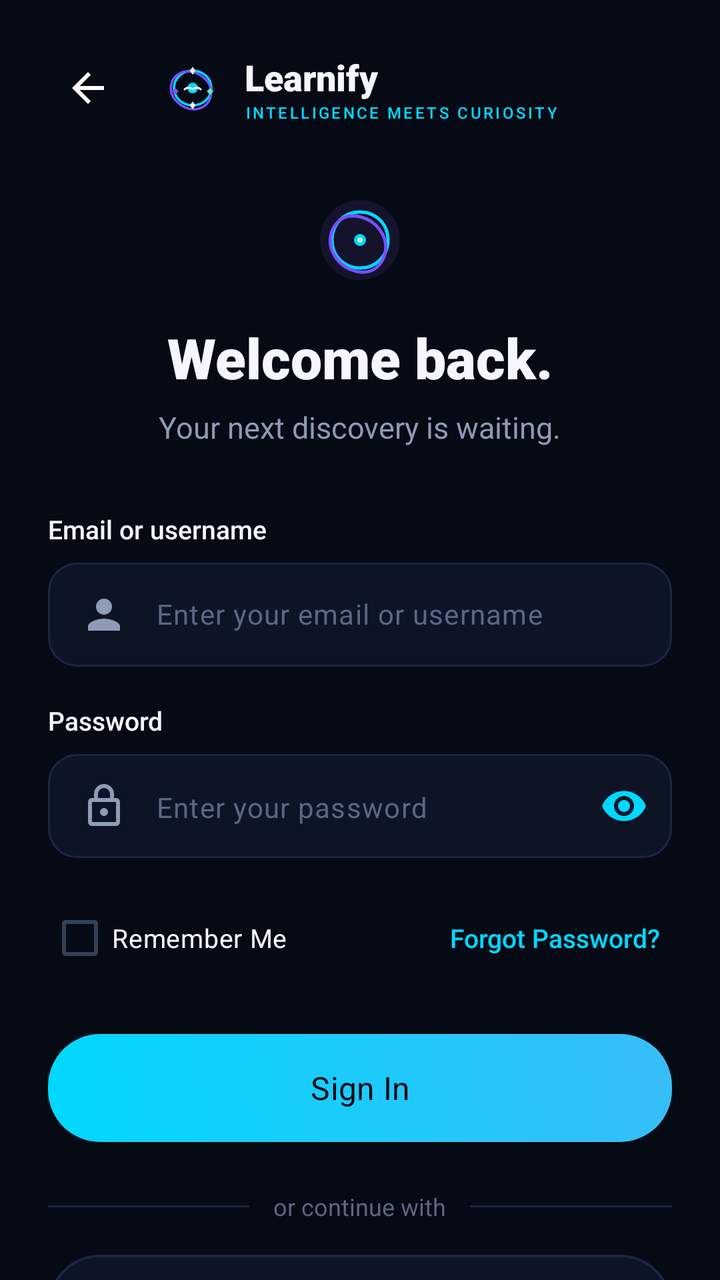
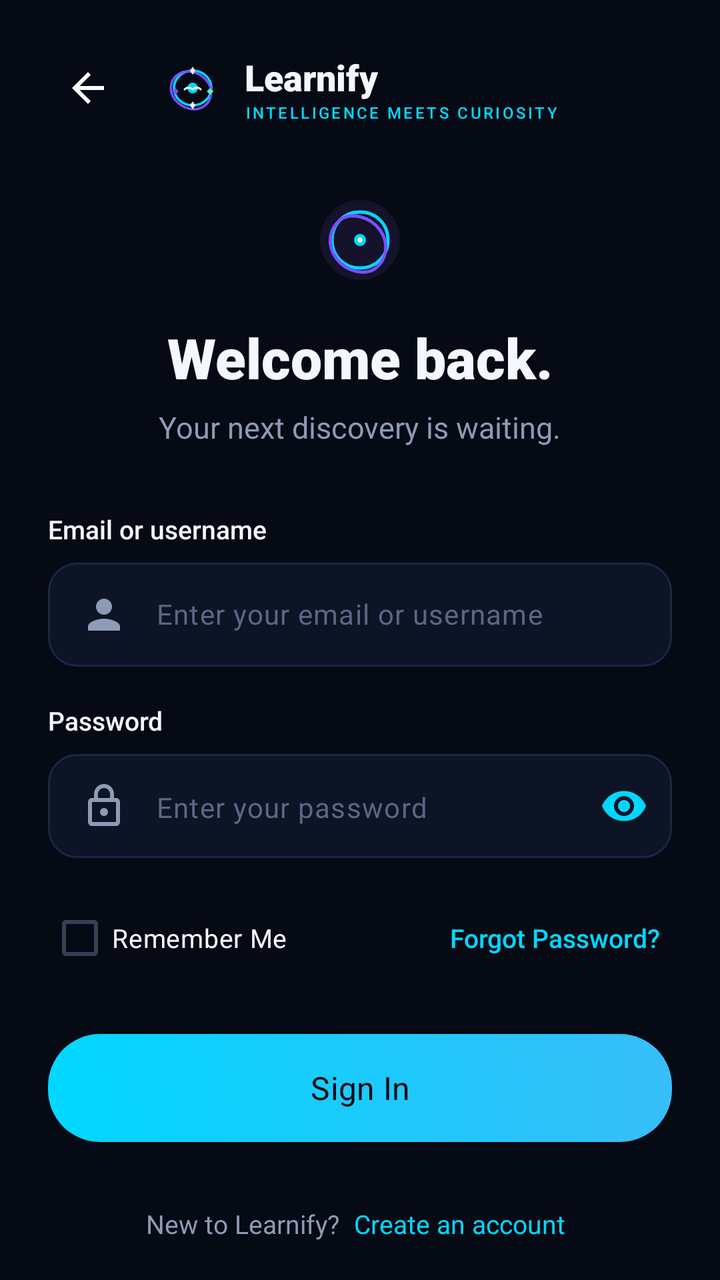

Two renders of the same Android screen: before a commit and after it. Below are the layout's source before the change and the commit's diff.
<!-- AndroidManifest.xml: application theme Theme.TestApp -->
<!-- res/layout/activity_student_login.xml -->
<?xml version="1.0" encoding="utf-8"?>
<androidx.core.widget.NestedScrollView xmlns:android="http://schemas.android.com/apk/res/android"
    xmlns:app="http://schemas.android.com/apk/res-auto"
    xmlns:tools="http://schemas.android.com/tools"
    android:id="@+id/loginScrollView"
    android:layout_width="match_parent"
    android:layout_height="match_parent"
    android:background="@color/learnify_void_navy"
    android:fillViewport="true"
    android:scrollbars="none"
    tools:context=".StudentLoginActivity"
    tools:theme="@style/Theme.TestApp">

    <LinearLayout
        android:layout_width="match_parent"
        android:layout_height="wrap_content"
        android:gravity="center_horizontal"
        android:orientation="vertical">

        
        <LinearLayout
            android:layout_width="match_parent"
            android:layout_height="wrap_content"
            android:maxWidth="520dp"
            android:orientation="vertical"
            android:paddingHorizontal="24dp"
            android:paddingTop="24dp"
            android:paddingBottom="40dp">

            
            
            
            <RelativeLayout
                android:id="@+id/loginHeaderContainer"
                android:layout_width="match_parent"
                android:layout_height="wrap_content">

                
                <ImageView
                    android:id="@+id/btnBack"
                    android:layout_width="40dp"
                    android:layout_height="40dp"
                    android:layout_alignParentStart="true"
                    android:layout_centerVertical="true"
                    android:background="?attr/selectableItemBackgroundBorderless"
                    android:clickable="true"
                    android:contentDescription="Back"
                    android:focusable="true"
                    android:padding="8dp"
                    android:src="@drawable/ic_back_white" />

                
                <LinearLayout
                    android:layout_width="wrap_content"
                    android:layout_height="wrap_content"
                    android:layout_centerInParent="true"
                    android:gravity="center"
                    android:orientation="horizontal">

                    <ImageView
                        android:layout_width="32dp"
                        android:layout_height="32dp"
                        android:contentDescription="Learnify Logo"
                        android:src="@drawable/ic_learnify_brand_logo" />

                    <LinearLayout
                        android:layout_width="wrap_content"
                        android:layout_height="wrap_content"
                        android:layout_marginStart="10dp"
                        android:orientation="vertical">

                        <TextView
                            android:layout_width="wrap_content"
                            android:layout_height="wrap_content"
                            android:fontFamily="sans-serif-black"
                            android:text="Learnify"
                            android:textColor="@color/learnify_ice_white"
                            android:textSize="18sp" />

                        <TextView
                            android:layout_width="wrap_content"
                            android:layout_height="wrap_content"
                            android:fontFamily="sans-serif-medium"
                            android:letterSpacing="0.14"
                            android:text="INTELLIGENCE MEETS CURIOSITY"
                            android:textColor="@color/learnify_neon_cyan"
                            android:textSize="8sp" />
                    </LinearLayout>
                </LinearLayout>
            </RelativeLayout>

            
            
            
            <LinearLayout
                android:id="@+id/loginHeroContainer"
                android:layout_width="match_parent"
                android:layout_height="wrap_content"
                android:layout_marginTop="32dp"
                android:gravity="center_horizontal"
                android:orientation="vertical">

                
                <ImageView
                    android:id="@+id/ivHeroAccent"
                    android:layout_width="48dp"
                    android:layout_height="48dp"
                    android:contentDescription="Orbital Accent"
                    android:src="@drawable/ic_login_hero_orbital" />

                <TextView
                    android:id="@+id/tvHeroTitle"
                    android:layout_width="wrap_content"
                    android:layout_height="wrap_content"
                    android:layout_marginTop="16dp"
                    android:fontFamily="sans-serif-black"
                    android:text="Welcome back."
                    android:textColor="@color/learnify_ice_white"
                    android:textSize="28sp" />

                <TextView
                    android:id="@+id/tvHeroSubtitle"
                    android:layout_width="wrap_content"
                    android:layout_height="wrap_content"
                    android:layout_marginTop="6dp"
                    android:fontFamily="sans-serif"
                    android:text="Your next discovery is waiting."
                    android:textColor="@color/learnify_text_secondary"
                    android:textSize="15sp" />
            </LinearLayout>

            
            
            
            <LinearLayout
                android:layout_width="match_parent"
                android:layout_height="wrap_content"
                android:layout_marginTop="32dp"
                android:orientation="vertical">

                <TextView
                    android:layout_width="wrap_content"
                    android:layout_height="wrap_content"
                    android:fontFamily="sans-serif-medium"
                    android:text="Email or username"
                    android:textColor="@color/learnify_ice_white"
                    android:textSize="13sp" />

                <com.google.android.material.textfield.TextInputLayout
                    android:id="@+id/tilStudentUser"
                    android:layout_width="match_parent"
                    android:layout_height="wrap_content"
                    android:layout_marginTop="8dp"
                    app:boxBackgroundMode="none"
                    app:hintEnabled="false">

                    <EditText
                        android:id="@+id/etStudentUser"
                        android:layout_width="match_parent"
                        android:layout_height="52dp"
                        android:background="@drawable/bg_input_field_dark"
                        android:drawableStart="@drawable/ic_user_person"
                        android:drawablePadding="14dp"
                        android:drawableTint="@color/learnify_text_secondary"
                        android:fontFamily="sans-serif"
                        android:hint="Enter your email or username"
                        android:inputType="textEmailAddress|textPersonName"
                        android:paddingHorizontal="16dp"
                        android:textColor="@color/learnify_ice_white"
                        android:textColorHint="@color/learnify_text_muted"
                        android:textSize="14sp" />
                </com.google.android.material.textfield.TextInputLayout>
            </LinearLayout>

            
            
            
            <LinearLayout
                android:layout_width="match_parent"
                android:layout_height="wrap_content"
                android:layout_marginTop="18dp"
                android:orientation="vertical">

                <TextView
                    android:layout_width="wrap_content"
                    android:layout_height="wrap_content"
                    android:fontFamily="sans-serif-medium"
                    android:text="Password"
                    android:textColor="@color/learnify_ice_white"
                    android:textSize="13sp" />

                <com.google.android.material.textfield.TextInputLayout
                    android:id="@+id/tilStudentPassword"
                    android:layout_width="match_parent"
                    android:layout_height="wrap_content"
                    android:layout_marginTop="8dp"
                    app:boxBackgroundMode="none"
                    app:endIconMode="password_toggle"
                    app:endIconTint="@color/learnify_neon_cyan"
                    app:hintEnabled="false">

                    <com.google.android.material.textfield.TextInputEditText
                        android:id="@+id/etStudentPassword"
                        android:layout_width="match_parent"
                        android:layout_height="52dp"
                        android:background="@drawable/bg_input_field_dark"
                        android:drawableStart="@drawable/ic_lock"
                        android:drawablePadding="14dp"
                        android:drawableTint="@color/learnify_text_secondary"
                        android:fontFamily="sans-serif"
                        android:hint="Enter your password"
                        android:inputType="textPassword"
                        android:paddingHorizontal="16dp"
                        android:textColor="@color/learnify_ice_white"
                        android:textColorHint="@color/learnify_text_muted"
                        android:textSize="14sp" />
                </com.google.android.material.textfield.TextInputLayout>
            </LinearLayout>

            
            
            
            <RelativeLayout
                android:layout_width="match_parent"
                android:layout_height="wrap_content"
                android:layout_marginTop="16dp">

                <CheckBox
                    android:id="@+id/cbRememberMe"
                    android:layout_width="wrap_content"
                    android:layout_height="wrap_content"
                    android:layout_alignParentStart="true"
                    android:layout_centerVertical="true"
                    android:buttonTint="@color/learnify_neon_cyan"
                    android:fontFamily="sans-serif"
                    android:text="Remember Me"
                    android:textColor="@color/learnify_ice_white"
                    android:textSize="13sp" />

                <TextView
                    android:id="@+id/tvForgotPassword"
                    android:layout_width="wrap_content"
                    android:layout_height="wrap_content"
                    android:layout_alignParentEnd="true"
                    android:layout_centerVertical="true"
                    android:clickable="true"
                    android:focusable="true"
                    android:fontFamily="sans-serif-medium"
                    android:padding="6dp"
                    android:text="Forgot Password?"
                    android:textColor="@color/learnify_neon_cyan"
                    android:textSize="13sp" />
            </RelativeLayout>

            
            
            
            <FrameLayout
                android:layout_width="match_parent"
                android:layout_height="wrap_content"
                android:layout_marginTop="24dp">

                <com.google.android.material.button.MaterialButton
                    android:id="@+id/btnStudentLogin"
                    android:layout_width="match_parent"
                    android:layout_height="54dp"
                    android:background="@drawable/bg_btn_primary_cyan"
                    android:elevation="6dp"
                    android:fontFamily="sans-serif-bold"
                    android:text="Sign In"
                    android:textAllCaps="false"
                    android:textColor="@color/learnify_void_navy"
                    android:textSize="16sp"
                    app:backgroundTint="@null"
                    app:cornerRadius="27dp" />

                <com.google.android.material.progressindicator.CircularProgressIndicator
                    android:id="@+id/loginProgress"
                    android:layout_width="26dp"
                    android:layout_height="26dp"
                    android:layout_gravity="center"
                    android:indeterminate="true"
                    android:visibility="gone"
                    app:indicatorColor="@color/learnify_void_navy"
                    app:trackThickness="3dp" />
            </FrameLayout>

            
            
            
            <LinearLayout
                android:layout_width="match_parent"
                android:layout_height="wrap_content"
                android:layout_marginTop="24dp"
                android:gravity="center"
                android:orientation="horizontal">

                <View
                    android:layout_width="0dp"
                    android:layout_height="1dp"
                    android:layout_weight="1"
                    android:background="@color/learnify_card_stroke" />

                <TextView
                    android:layout_width="wrap_content"
                    android:layout_height="wrap_content"
                    android:layout_marginHorizontal="12dp"
                    android:fontFamily="sans-serif"
                    android:text="or continue with"
                    android:textColor="@color/learnify_text_muted"
                    android:textSize="12sp" />

                <View
                    android:layout_width="0dp"
                    android:layout_height="1dp"
                    android:layout_weight="1"
                    android:background="@color/learnify_card_stroke" />
            </LinearLayout>

            
            
            
            <LinearLayout
                android:id="@+id/btnGoogleLogin"
                android:layout_width="match_parent"
                android:layout_height="52dp"
                android:layout_marginTop="16dp"
                android:background="@drawable/bg_btn_google_outline"
                android:clickable="true"
                android:focusable="true"
                android:gravity="center"
                android:orientation="horizontal">

                <ImageView
                    android:layout_width="20dp"
                    android:layout_height="20dp"
                    android:contentDescription="Google Logo"
                    android:src="@drawable/ic_google_logo" />

                <TextView
                    android:layout_width="wrap_content"
                    android:layout_height="wrap_content"
                    android:layout_marginStart="12dp"
                    android:fontFamily="sans-serif-medium"
                    android:text="Continue with Google"
                    android:textColor="@color/learnify_ice_white"
                    android:textSize="14sp" />
            </LinearLayout>

            
            <View
                android:id="@+id/btnLinkedinLogin"
                android:layout_width="0dp"
                android:layout_height="0dp"
                android:visibility="gone" />

            
            
            
            <LinearLayout
                android:layout_width="wrap_content"
                android:layout_height="wrap_content"
                android:layout_gravity="center_horizontal"
                android:layout_marginTop="28dp"
                android:orientation="horizontal">

                <TextView
                    android:layout_width="wrap_content"
                    android:layout_height="wrap_content"
                    android:fontFamily="sans-serif"
                    android:text="New to Learnify? "
                    android:textColor="@color/learnify_text_secondary"
                    android:textSize="13sp" />

                <TextView
                    android:id="@+id/tvRegisterRedirect"
                    android:layout_width="wrap_content"
                    android:layout_height="wrap_content"
                    android:clickable="true"
                    android:focusable="true"
                    android:fontFamily="sans-serif-bold"
                    android:padding="4dp"
                    android:text="Create an account"
                    android:textColor="@color/learnify_neon_cyan"
                    android:textSize="13sp" />
            </LinearLayout>

            
            
            
            <TextView
                android:id="@+id/tvLoginFooter"
                android:layout_width="wrap_content"
                android:layout_height="wrap_content"
                android:layout_gravity="center_horizontal"
                android:layout_marginTop="32dp"
                android:fontFamily="sans-serif"
                android:text="Your learning journey, securely connected."
                android:textColor="@color/learnify_text_muted"
                android:textSize="12sp" />

        </LinearLayout>
    </LinearLayout>

</androidx.core.widget.NestedScrollView>
<!-- resources referenced by this layout -->
<resources>
  <color name="learnify_card_stroke">#1A2744</color>
  <color name="learnify_ice_white">#F4F7FF</color>
  <color name="learnify_neon_cyan">#00D8FF</color>
  <color name="learnify_text_muted">#5A6785</color>
  <color name="learnify_text_secondary">#8E9BB5</color>
  <color name="learnify_void_navy">#060A14</color>
  <!-- drawable bg_btn_google_outline (drawable) -->
  <?xml version="1.0" encoding="utf-8"?>
  <ripple xmlns:android="http://schemas.android.com/apk/res/android"
      android:color="#2000D8FF">
      <item>
          <shape android:shape="rectangle">
              <solid android:color="@color/learnify_deep_surface" />
              <stroke
                  android:width="1.2dp"
                  android:color="@color/learnify_card_stroke" />
              <corners android:radius="26dp" />
          </shape>
      </item>
  </ripple>
  <!-- drawable ic_back_white (drawable) -->
  <?xml version="1.0" encoding="utf-8"?>
  <vector xmlns:android="http://schemas.android.com/apk/res/android"
      android:width="24dp"
      android:height="24dp"
      android:viewportWidth="24"
      android:viewportHeight="24">
      <path
          android:fillColor="#FFFFFF"
          android:pathData="M20,11H7.83l5.59,-5.59L12,4l-8,8l8,8l1.41,-1.41L7.83,13H20v-2z" />
  </vector>
  <!-- drawable ic_google_logo (drawable) -->
  <vector xmlns:android="http://schemas.android.com/apk/res/android"
      android:width="24dp"
      android:height="24dp"
      android:viewportWidth="24"
      android:viewportHeight="24">
      <path
          android:fillColor="#4285F4"
          android:pathData="M22.56,12.25c0,-0.78 -0.07,-1.53 -0.2,-2.25H12v4.26h5.92c-0.26,1.37 -1.04,2.53 -2.21,3.31v2.77h3.57c2.08,-1.92 3.28,-4.74 3.28,-8.09z"/>
      <path
          android:fillColor="#34A853"
          android:pathData="M12,23c2.97,0 5.46,-0.98 7.28,-2.66l-3.57,-2.77c-0.99,0.66 -2.25,1.06 -3.71,1.06 -2.86,0 -5.29,-1.93 -6.16,-4.53H2.18v2.84C3.99,20.53 7.7,23 12,23z"/>
      <path
          android:fillColor="#FBBC05"
          android:pathData="M5.84,14.1c-0.22,-0.66 -0.35,-1.36 -0.35,-2.1s0.13,-1.44 0.35,-2.1V7.07H2.18C1.43,8.55 1,10.22 1,12s0.43,3.45 1.18,4.93l3.66,-2.83z"/>
      <path
          android:fillColor="#EA4335"
          android:pathData="M12,5.38c1.62,0 3.06,0.56 4.21,1.64l3.15,-3.15C17.45,2.09 14.97,1 12,1 7.7,1 3.99,3.47 2.18,7.07l3.66,2.83c0.87,-2.6 3.3,-4.52 6.16,-4.52z"/>
  </vector>
  <!-- drawable ic_lock (drawable) -->
  <vector xmlns:android="http://schemas.android.com/apk/res/android"
      android:width="24dp"
      android:height="24dp"
      android:viewportWidth="24"
      android:viewportHeight="24">
    <path
        android:fillColor="#FFFFFF"
        android:pathData="M18,8h-1V6c0,-2.76 -2.24,-5 -5,-5S7,3.24 7,6v2H6c-1.1,0 -2,0.9 -2,2v10c0,1.1 0.9,2 2,2h12c1.1,0 2,-0.9 2,-2V10c0,-1.1 -0.9,-2 -2,-2zM9,6c0,-1.66 1.34,-3 3,-3s3,1.34 3,3v2H9V6zm9,14H6V10h12v10zm-6,-3c1.1,0 2,-0.9 2,-2s-0.9,-2 -2,-2 -2,0.9 -2,2 0.9,2 2,2z"/>
  </vector>
  <!-- drawable ic_user_person (drawable) -->
  <vector xmlns:android="http://schemas.android.com/apk/res/android"
      android:width="24dp"
      android:height="24dp"
      android:viewportWidth="24"
      android:viewportHeight="24">
    <path
        android:fillColor="#FFFFFF"
        android:pathData="M12,12c2.21,0 4,-1.79 4,-4s-1.79,-4 -4,-4 -4,1.79 -4,4 1.79,4 4,4zM12,14c-2.67,0 -8,1.34 -8,4v2h16v-2c0,-2.66 -5.33,-4 -8,-4z"/>
  </vector>
  <style name="Theme.TestApp" parent="Base.Theme.TestApp" />
  <color name="learnify_deep_surface">#0C1426</color>
  <color name="blue_600">#2563EB</color>
  <color name="white">#FFFFFFFF</color>
  <color name="blue_500">#3B82F6</color>
  <color name="slate_700">#334155</color>
  <color name="indigo_50">#E0E7FF</color>
  <color name="slate_50">#F8FAFC</color>
  <color name="slate_900">#0F172A</color>
  <color name="surface_variant_light">#F3F4F6</color>
  <color name="slate_200">#E2E8F0</color>
  <color name="slate_500">#64748B</color>
  <!-- unchanged entries left out for length: 5 -->
</resources>

<!-- the commit's change to res/layout/activity_student_login.xml (unified diff, before → after) -->
@@ -285,67 +285,7 @@
                     app:trackThickness="3dp" />
             </FrameLayout>
 
-            
-            
-            
-            <LinearLayout
-                android:layout_width="match_parent"
-                android:layout_height="wrap_content"
-                android:layout_marginTop="24dp"
-                android:gravity="center"
-                android:orientation="horizontal">
-
-                <View
-                    android:layout_width="0dp"
-                    android:layout_height="1dp"
-                    android:layout_weight="1"
-                    android:background="@color/learnify_card_stroke" />
-
-                <TextView
-                    android:layout_width="wrap_content"
-                    android:layout_height="wrap_content"
-                    android:layout_marginHorizontal="12dp"
-                    android:fontFamily="sans-serif"
-                    android:text="or continue with"
-                    android:textColor="@color/learnify_text_muted"
-                    android:textSize="12sp" />
-
-                <View
-                    android:layout_width="0dp"
-                    android:layout_height="1dp"
-                    android:layout_weight="1"
-                    android:background="@color/learnify_card_stroke" />
-            </LinearLayout>
-
-            
-            
-            
-            <LinearLayout
-                android:id="@+id/btnGoogleLogin"
-                android:layout_width="match_parent"
-                android:layout_height="52dp"
-                android:layout_marginTop="16dp"
-                android:background="@drawable/bg_btn_google_outline"
-                android:clickable="true"
-                android:focusable="true"
-                android:gravity="center"
-                android:orientation="horizontal">
-
-                <ImageView
-                    android:layout_width="20dp"
-                    android:layout_height="20dp"
-                    android:contentDescription="Google Logo"
-                    android:src="@drawable/ic_google_logo" />
-
-                <TextView
-                    android:layout_width="wrap_content"
-                    android:layout_height="wrap_content"
-                    android:layout_marginStart="12dp"
-                    android:fontFamily="sans-serif-medium"
-                    android:text="Continue with Google"
-                    android:textColor="@color/learnify_ice_white"
-                    android:textSize="14sp" />
-            </LinearLayout>
+
 
             
             <View
<!-- resource entries referenced after the edit -->
@@ -6,20 +6,6 @@
   <color name="learnify_text_muted">#5A6785</color>
   <color name="learnify_text_secondary">#8E9BB5</color>
   <color name="learnify_void_navy">#060A14</color>
-  <!-- drawable bg_btn_google_outline (drawable) -->
-  <?xml version="1.0" encoding="utf-8"?>
-  <ripple xmlns:android="http://schemas.android.com/apk/res/android"
-      android:color="#2000D8FF">
-      <item>
-          <shape android:shape="rectangle">
-              <solid android:color="@color/learnify_deep_surface" />
-              <stroke
-                  android:width="1.2dp"
-                  android:color="@color/learnify_card_stroke" />
-              <corners android:radius="26dp" />
-          </shape>
-      </item>
-  </ripple>
   <!-- drawable ic_back_white (drawable) -->
   <?xml version="1.0" encoding="utf-8"?>
   <vector xmlns:android="http://schemas.android.com/apk/res/android"
@@ -30,25 +16,6 @@
       <path
           android:fillColor="#FFFFFF"
           android:pathData="M20,11H7.83l5.59,-5.59L12,4l-8,8l8,8l1.41,-1.41L7.83,13H20v-2z" />
-  </vector>
-  <!-- drawable ic_google_logo (drawable) -->
-  <vector xmlns:android="http://schemas.android.com/apk/res/android"
-      android:width="24dp"
-      android:height="24dp"
-      android:viewportWidth="24"
-      android:viewportHeight="24">
-      <path
-          android:fillColor="#4285F4"
-          android:pathData="M22.56,12.25c0,-0.78 -0.07,-1.53 -0.2,-2.25H12v4.26h5.92c-0.26,1.37 -1.04,2.53 -2.21,3.31v2.77h3.57c2.08,-1.92 3.28,-4.74 3.28,-8.09z"/>
-      <path
-          android:fillColor="#34A853"
-          android:pathData="M12,23c2.97,0 5.46,-0.98 7.28,-2.66l-3.57,-2.77c-0.99,0.66 -2.25,1.06 -3.71,1.06 -2.86,0 -5.29,-1.93 -6.16,-4.53H2.18v2.84C3.99,20.53 7.7,23 12,23z"/>
-      <path
-          android:fillColor="#FBBC05"
-          android:pathData="M5.84,14.1c-0.22,-0.66 -0.35,-1.36 -0.35,-2.1s0.13,-1.44 0.35,-2.1V7.07H2.18C1.43,8.55 1,10.22 1,12s0.43,3.45 1.18,4.93l3.66,-2.83z"/>
-      <path
-          android:fillColor="#EA4335"
-          android:pathData="M12,5.38c1.62,0 3.06,0.56 4.21,1.64l3.15,-3.15C17.45,2.09 14.97,1 12,1 7.7,1 3.99,3.47 2.18,7.07l3.66,2.83c0.87,-2.6 3.3,-4.52 6.16,-4.52z"/>
   </vector>
   <!-- drawable ic_lock (drawable) -->
   <vector xmlns:android="http://schemas.android.com/apk/res/android"
